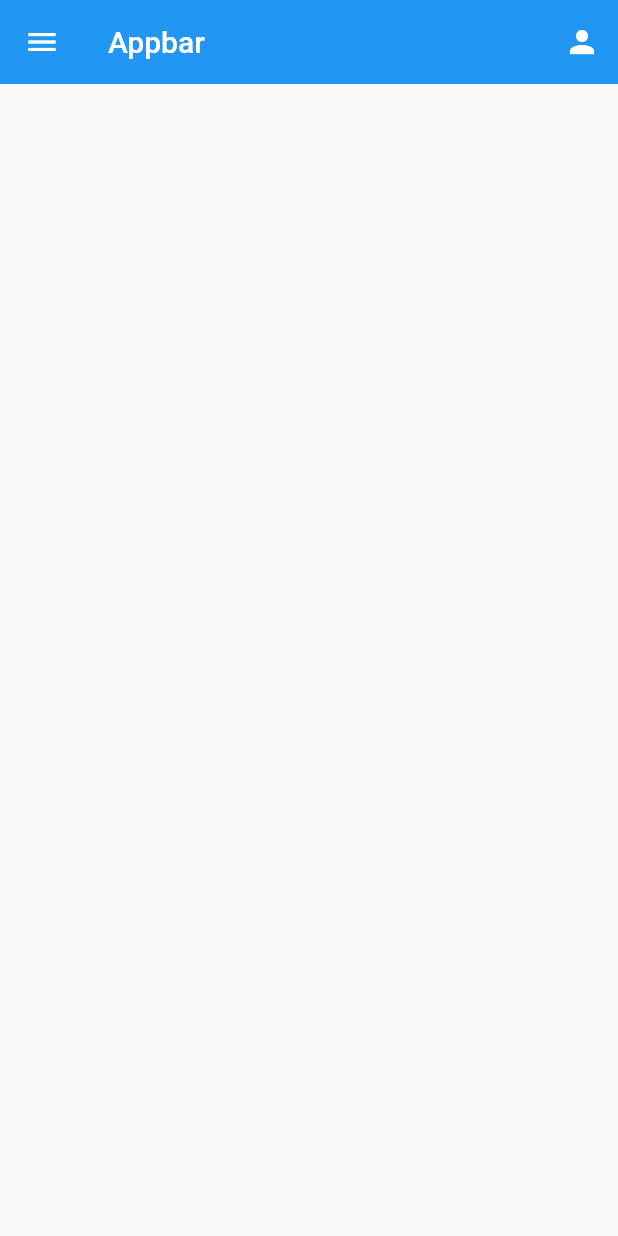
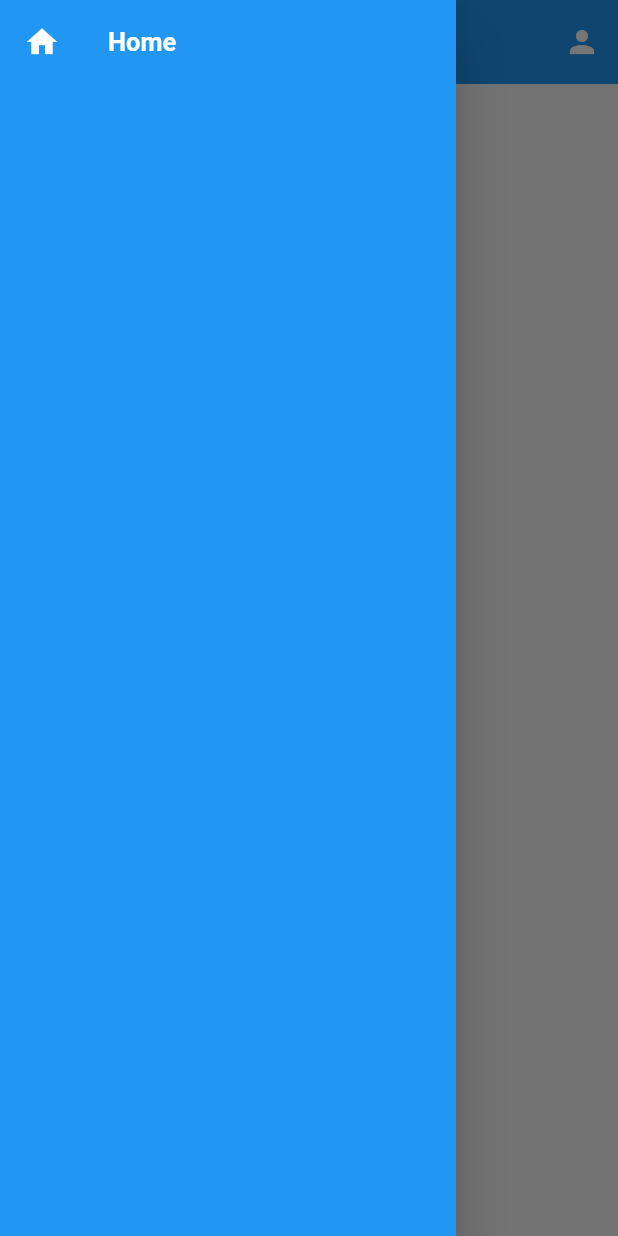
Before and after one commit to jahidul96/flutter_everyday, a Flutter app: the screen it shows after launch, with the side drawer open (before the commit the screen has no drawer), on a phone screen of 412 x 824 dp. Run offline on Flutter 3.47's test engine with Material 2 defaults, Android fonts, the light colour scheme and no system bars.

Commit message:
drawer navigation added!

```diff
--- /dev/null
+++ b/lib/components/drawerDemo.dart
@@ -0,0 +1,51 @@
+// ignore_for_file: prefer_const_constructors
+
+import 'package:flutter/material.dart';
+import 'package:flutter/src/widgets/container.dart';
+import 'package:flutter/src/widgets/framework.dart';
+import 'package:flutter_everyday/screens/home.dart';
+
+class DrawerDemoComp extends StatelessWidget {
+  const DrawerDemoComp({super.key});
+
+  @override
+  Widget build(BuildContext context) {
+    return Scaffold(
+      appBar: AppBar(
+        elevation: 0,
+        title: Text("DrawerApp"),
+        actions: [
+          IconButton(onPressed: () {}, icon: Icon(Icons.person)),
+        ],
+      ),
+      drawer: Drawer(
+        backgroundColor: Colors.blue,
+        child: Container(
+          child: ListView(
+            children: [
+              ListTile(
+                focusColor: Colors.red,
+                selected: true,
+                leading: Icon(
+                  Icons.home,
+                  color: Colors.white,
+                ),
+                title: Text(
+                  "Home",
+                  style: TextStyle(
+                      color: Colors.white,
+                      fontSize: 17,
+                      fontWeight: FontWeight.bold),
+                ),
+                onTap: () {
+                  Navigator.of(context).push(
+                      MaterialPageRoute(builder: (context) => HomeScreen()));
+                },
+              )
+            ],
+          ),
+        ),
+      ),
+    );
+  }
+}
--- a/lib/main.dart
+++ b/lib/main.dart
@@ -1,5 +1,6 @@
 import 'package:flutter/material.dart';
 import 'package:flutter_everyday/components/appBar.dart';
+import 'package:flutter_everyday/components/drawerDemo.dart';
 import 'package:flutter_everyday/screens/home.dart';
 
 void main() {
@@ -18,7 +19,7 @@ class MyApp extends StatelessWidget {
       theme: ThemeData(
         primarySwatch: Colors.blue,
       ),
-      home: const AppBarComp(),
+      home: const DrawerDemoComp(),
     );
   }
 }
```
